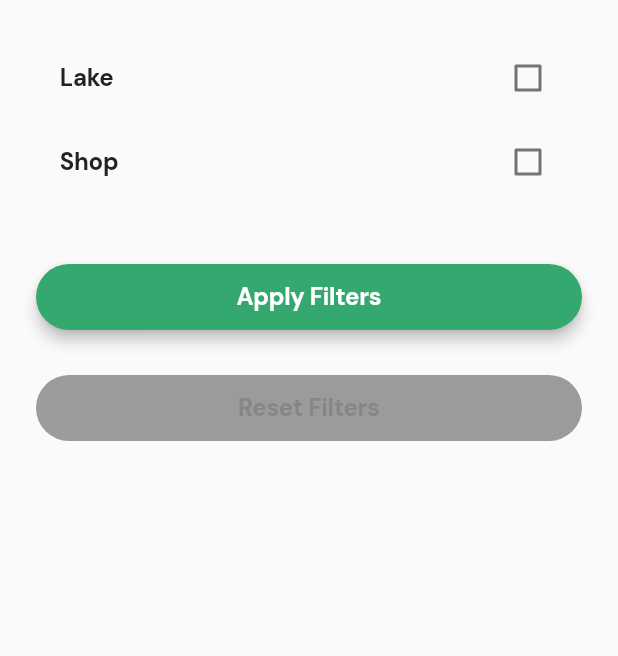
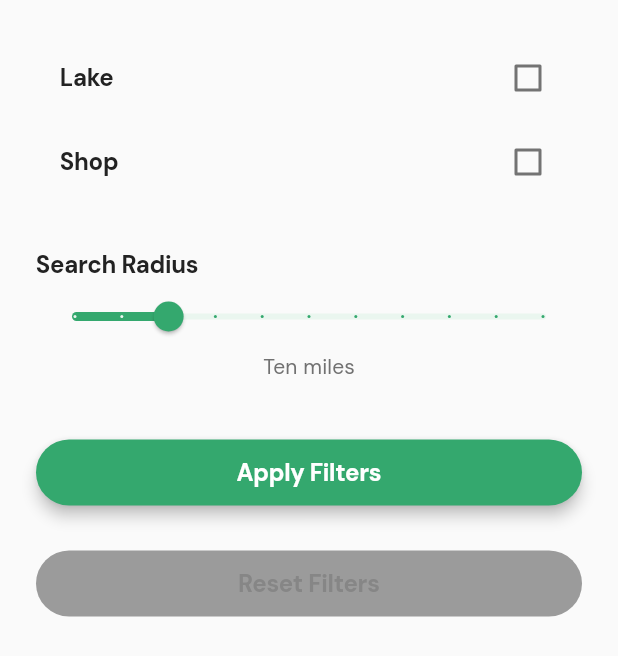
Before and after one commit to htbryant94/Fisheri, a Flutter app: the SearchFilterScreen screen opened directly with empty values, on a phone screen of 412 x 824 dp. Shown: the top 656 px of the screen. Run offline on Flutter 3.47's test engine with Material 2 defaults, Android fonts, the phone set to English and light mode, and no system bars; our stand-ins replace basic_utils, cached_network_image, carousel_slider, cloud_firestore, firebase_auth, firebase_core and 11 more; missing offline and left inert: cloud_firestore_web, dart:ffi, firebase_core_web, flutter_google_places, form_builder_image_picker, geoflutterfire and 3 more; accounts and stored records are empty.

Commit message:
Refactor Search Radius Slider

```diff
--- a/lib/Screens/search_filter_screen.dart
+++ b/lib/Screens/search_filter_screen.dart
@@ -1,4 +1,5 @@
 import 'package:fisheri/design_system.dart';
+import 'package:flutter/foundation.dart';
 import 'package:flutter/material.dart';
 
 enum Filter {
@@ -9,6 +10,7 @@ enum Filter {
 class SearchFilters {
   bool lake = false;
   bool shop = false;
+  int searchRadius;
 
   bool hasAppliedParameter() {
     return lake || shop;
@@ -20,22 +22,64 @@ class SearchFilterScreen extends StatefulWidget {
     this.onChanged,
     this.onResetPressed,
     this.searchFilters,
+    this.searchRadiusChanged,
   });
 
   ValueChanged<SearchFilters> onChanged;
   VoidCallback onResetPressed;
   SearchFilters searchFilters;
+  ValueChanged<int> searchRadiusChanged;
 
   @override
   _SearchFilterScreenState createState() => _SearchFilterScreenState();
 }
 
+class DistanceValue {
+  DistanceValue(
+      this.name,
+      this.value
+      );
+
+  final String name;
+  final int value;
+}
+
 class _SearchFilterScreenState extends State<SearchFilterScreen> {
   SearchFilters _searchFilters;
+  double _currentSliderValue = 0;
+
+  final _distanceValues = [
+    DistanceValue('Within a mile', 1),
+    DistanceValue('Five miles', 5),
+    DistanceValue('Ten miles', 10),
+    DistanceValue('Fifteen miles', 15),
+    DistanceValue('Twenty miles', 20),
+    DistanceValue('Twenty five miles ', 25),
+    DistanceValue('Thirty miles ', 30),
+    DistanceValue('Forty miles', 40),
+    DistanceValue('Fifty miles', 50),
+    DistanceValue('One hundred miles', 100),
+    DistanceValue('Nationwide', 1000),
+  ];
+
+  String _distanceLabel(double sliderValue) {
+    return _distanceValues[sliderValue.toInt()].name;
+  }
+
+  int _getIndexForDistanceValue(int distance) {
+    if (distance != null) {
+      print('distance not: $distance');
+      return _distanceValues.indexWhere((distanceValue) =>
+      distanceValue.value == distance
+      );
+    }
+    return 2; // default 10 miles;
+  }
 
   @override
   void initState() {
     super.initState();
+    _currentSliderValue = _getIndexForDistanceValue(widget.searchFilters.searchRadius).toDouble();
     _searchFilters = widget.searchFilters;
   }
 
@@ -67,10 +111,27 @@ class _SearchFilterScreenState extends State<SearchFilterScreen> {
                   widget.onChanged(_searchFilters);
                 },
               ),
+              DSComponents.paragraphSpacer(),
+              DSComponents.subheader(text: 'Search Radius'),
+              Slider(
+                value: _currentSliderValue,
+                onChanged: (value) {
+                  setState(() {
+                    _currentSliderValue = value;
+                  });
+                },
+                activeColor: DSColors.green,
+                inactiveColor: DSColors.pastelGreen,
+                min: 0,
+                max: 10,
+                divisions: 10,
+              ),
+              DSComponents.body(text: _distanceLabel(_currentSliderValue), alignment: Alignment.center),
               DSComponents.sectionSpacer(),
               DSComponents.primaryButton(
                   text: 'Apply Filters',
                   onPressed: () {
+                    widget.searchRadiusChanged(_distanceValues[_currentSliderValue.toInt()].value);
                     Navigator.of(context).pop();
                   }
               ),
```
Also changed, not shown: lib/Screens/search_screen.dart (+37 -23 lines).
